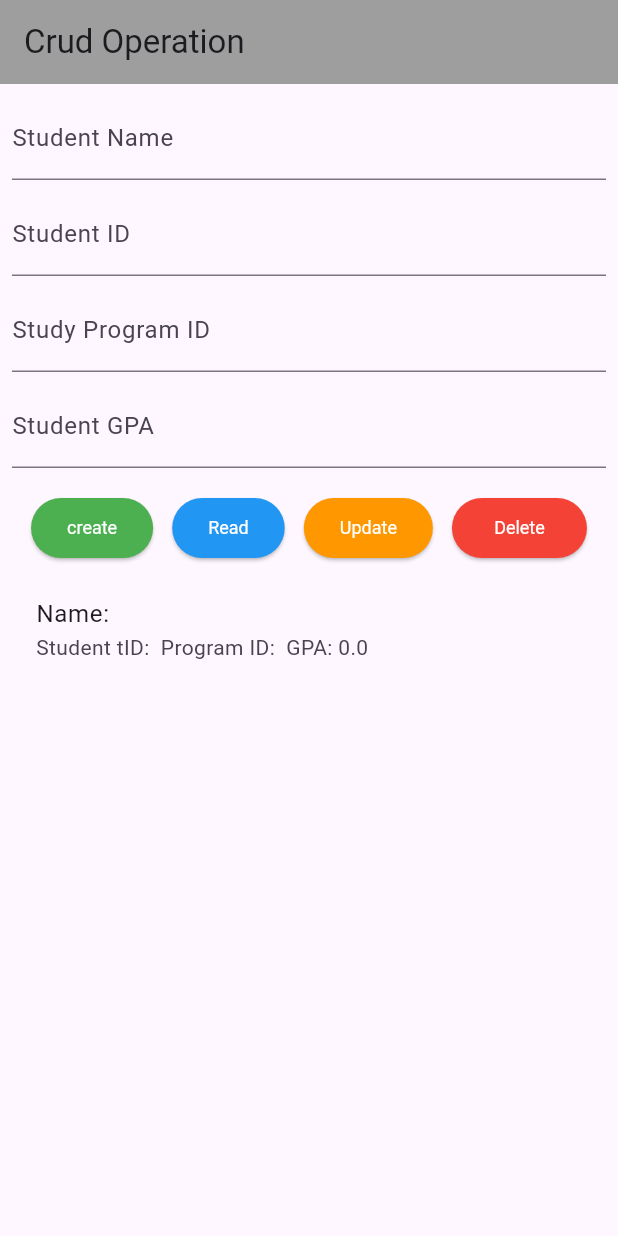
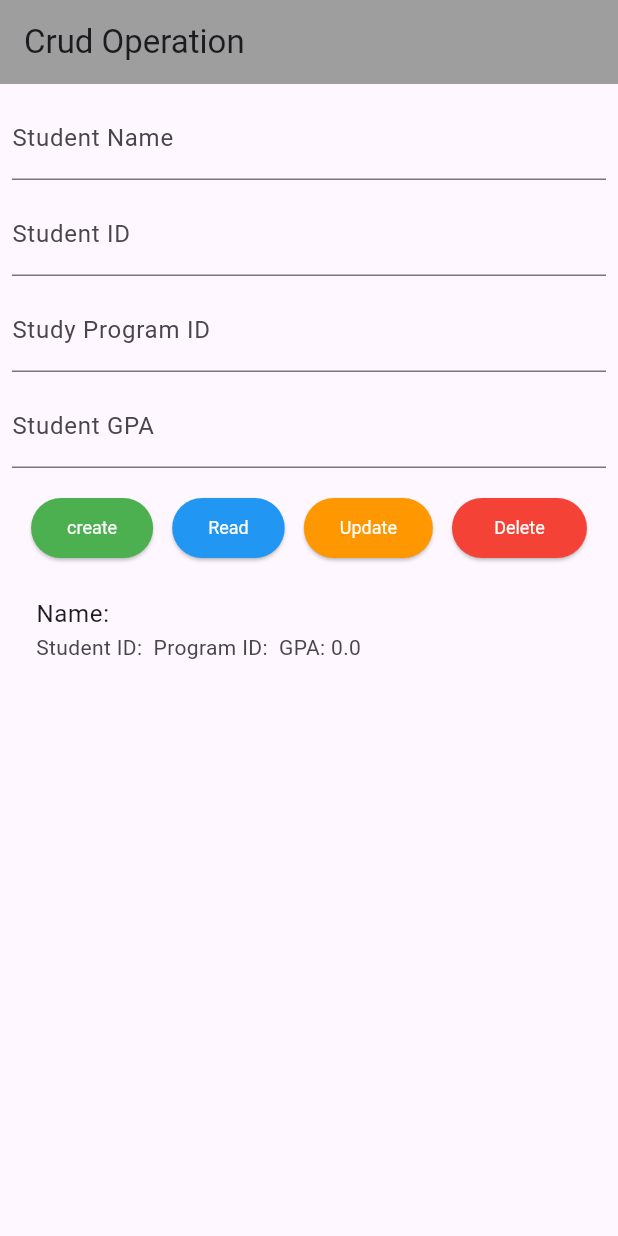
Before and after one commit to samueluzoma/chatagro, a Flutter app: the screen it shows after launch, after a tap on "create", on a phone screen of 412 x 824 dp. Run offline on Flutter 3.47's test engine with Material 2 defaults, Android fonts, the phone set to English and light mode, and no system bars; our stand-ins replace cloud_firestore, firebase_core; accounts and stored records are empty.

Commit message:
new commit

```diff
--- a/lib/main.dart
+++ b/lib/main.dart
@@ -347,7 +347,7 @@ class _CrudOperationState extends State<CrudOperation>
                                 subtitle: Row(
                                   crossAxisAlignment: CrossAxisAlignment.start,
                                   children: [
-                                    Text('Student tID: $studentID'),
+                                    Text('Student ID: $studentID'),
                                     Text(' Program ID: $programID'),
                                     Text(' GPA: $studentGPA'),
                                   ],
```
